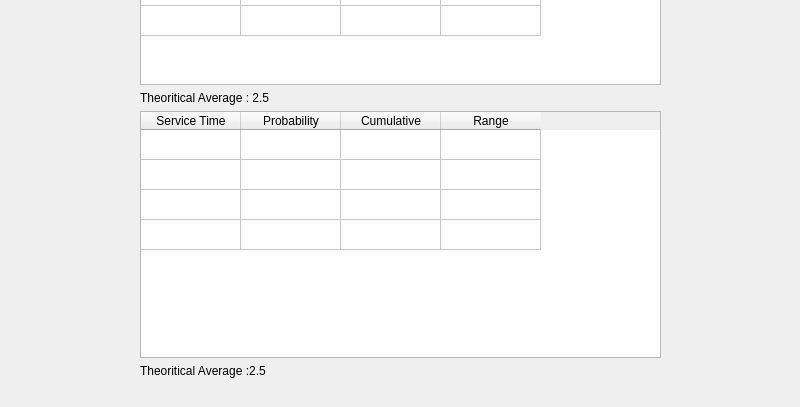
Old version of the form probabilitytable.ui in the repository ragrag/Queue-Simulation-QT; both pictures show x 0 to 800 and y 193 to 600 of the 800 by 600 pixel window.
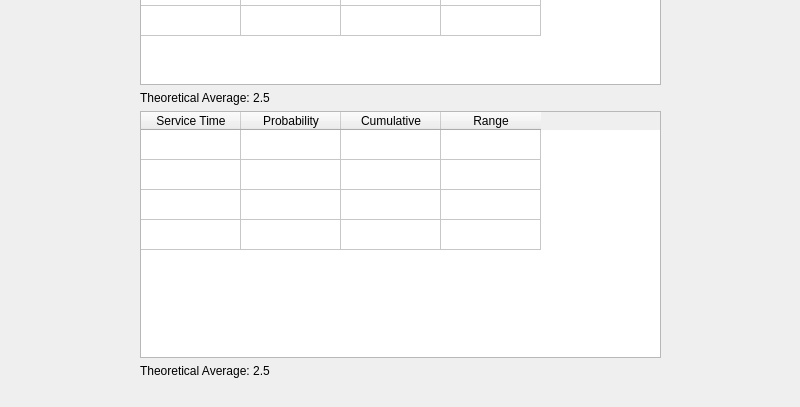
New version of the form.

```diff
--- a/probabilitytable.ui
+++ b/probabilitytable.ui
@@ -96,7 +96,7 @@
      <item>
       <widget class="QLabel" name="label">
        <property name="text">
-        <string>Theoritical Average : 2.5</string>
+        <string>Theoretical Average: 2.5</string>
        </property>
       </widget>
      </item>
@@ -153,7 +153,7 @@
      <item>
       <widget class="QLabel" name="label_2">
        <property name="text">
-        <string>Theoritical Average :2.5</string>
+        <string>Theoretical Average: 2.5</string>
        </property>
       </widget>
      </item>
```
